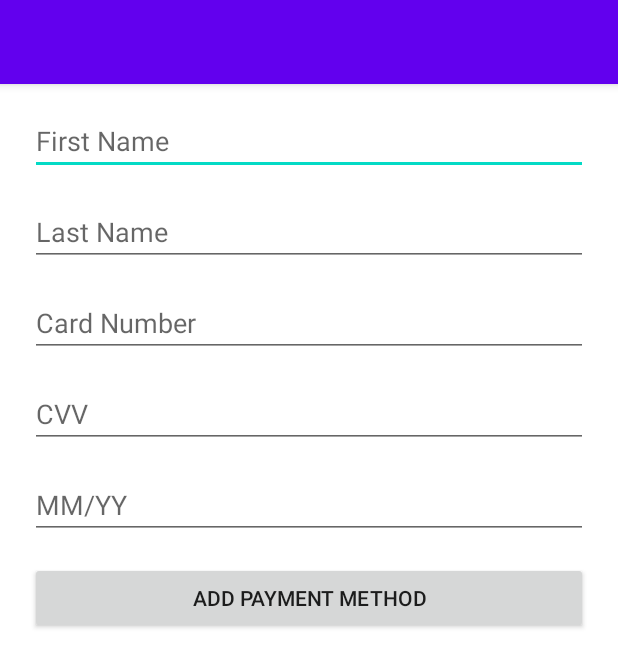
After one commit to GuoHM/Go2Shop, an Android app: the PaymentActivity screen opened directly, with no data from a screen before it, on a phone screen of 412 x 824 dp. The commit adds this screen. Shown: the top 667 px of the screen. Run offline under Robolectric (Android 15) with nearby library versions, the light colour scheme and no system bars; network calls fail.

Commit message:
Added Payment screen and FLAG_SECURE

```diff
--- a/Go2Shop/app/src/main/AndroidManifest.xml
+++ b/Go2Shop/app/src/main/AndroidManifest.xml
@@ -24,6 +24,17 @@
                 <category android:name="android.intent.category.LAUNCHER" />
             </intent-filter>
         </activity>
+        <activity
+            android:name=".PaymentActivity"
+            android:exported="true"
+            android:label="@string/app_name"
+            android:theme="@style/Theme.Go2Shop.NoActionBar">
+            <intent-filter>
+                <action android:name="android.intent.action.MAIN" />
+
+                <category android:name="android.intent.category.LAUNCHER" />
+            </intent-filter>
+        </activity>
     </application>
 
 </manifest>
--- a/Go2Shop/app/src/main/java/com/go2shop/MainActivity.java
+++ b/Go2Shop/app/src/main/java/com/go2shop/MainActivity.java
@@ -1,9 +1,11 @@
 package com.go2shop;
 
+import android.content.Intent;
 import android.os.Bundle;
 import android.util.Log;
 import android.view.Menu;
 import android.view.MenuItem;
+import android.view.WindowManager;
 import android.widget.ArrayAdapter;
 import android.widget.ListView;
 
@@ -93,6 +95,12 @@ public class MainActivity extends AppCompatActivity {
         });
     }
 
+    @Override
+    protected void onResume() {
+        super.onResume();
+        getWindow().clearFlags(WindowManager.LayoutParams.FLAG_SECURE);
+    }
+
     private void createView(ArrayList<String> productList, ListView listView) {
         ArrayAdapter arrayAdapter = new ArrayAdapter(this, android.R.layout.simple_list_item_1, productList);
         listView.setAdapter(arrayAdapter);
@@ -113,7 +121,10 @@ public class MainActivity extends AppCompatActivity {
         int id = item.getItemId();
 
         //noinspection SimplifiableIfStatement
-        if (id == R.id.action_settings) {
+        if (id == R.id.action_payment) {
+            this.startActivity(new Intent(this, PaymentActivity.class));
+            return true;
+        } else if (id == R.id.action_settings) {
             return true;
         }
 
--- /dev/null
+++ b/Go2Shop/app/src/main/java/com/go2shop/PaymentActivity.java
@@ -0,0 +1,22 @@
+package com.go2shop;
+
+import android.os.Bundle;
+import android.view.WindowManager;
+
+import androidx.annotation.Nullable;
+import androidx.appcompat.app.AppCompatActivity;
+
+public class PaymentActivity extends AppCompatActivity {
+
+    @Override
+    protected void onCreate(@Nullable Bundle savedInstanceState) {
+        super.onCreate(savedInstanceState);
+        setContentView(R.layout.activity_payment);
+    }
+
+    @Override
+    protected void onResume() {
+        super.onResume();
+        getWindow().setFlags(WindowManager.LayoutParams.FLAG_SECURE, WindowManager.LayoutParams.FLAG_SECURE);
+    }
+}
--- /dev/null
+++ b/Go2Shop/app/src/main/res/layout/activity_payment.xml
@@ -0,0 +1,84 @@
+<?xml version="1.0" encoding="utf-8"?>
+<androidx.constraintlayout.widget.ConstraintLayout xmlns:android="http://schemas.android.com/apk/res/android"
+    xmlns:app="http://schemas.android.com/apk/res-auto"
+    android:layout_width="match_parent"
+    android:layout_height="match_parent">
+
+    <com.google.android.material.appbar.AppBarLayout
+        android:id="@+id/paymentAppBarLayout"
+        android:layout_width="0dp"
+        android:layout_height="wrap_content"
+        android:theme="@style/Theme.Go2Shop.AppBarOverlay"
+        app:layout_constraintEnd_toEndOf="parent"
+        app:layout_constraintStart_toStartOf="parent"
+        app:layout_constraintTop_toTopOf="parent">
+
+        <androidx.appcompat.widget.Toolbar
+            android:id="@+id/paymentToolbar"
+            android:layout_width="wrap_content"
+            android:layout_height="wrap_content"
+            android:background="?attr/colorPrimary"
+            app:popupTheme="@style/Theme.Go2Shop.PopupOverlay" />
+
+    </com.google.android.material.appbar.AppBarLayout>
+
+    <androidx.appcompat.widget.AppCompatEditText
+        android:id="@+id/firstNameEditText"
+        android:layout_width="match_parent"
+        android:layout_height="wrap_content"
+        android:layout_marginHorizontal="20dp"
+        android:layout_marginVertical="15dp"
+        android:hint="@string/first_name"
+        app:layout_constraintStart_toStartOf="parent"
+        app:layout_constraintTop_toBottomOf="@id/paymentAppBarLayout" />
+
+    <androidx.appcompat.widget.AppCompatEditText
+        android:id="@+id/lastNameEditText"
+        android:layout_width="match_parent"
+        android:layout_height="wrap_content"
+        android:layout_marginHorizontal="20dp"
+        android:layout_marginVertical="15dp"
+        android:hint="@string/last_name"
+        app:layout_constraintStart_toStartOf="parent"
+        app:layout_constraintTop_toBottomOf="@id/firstNameEditText" />
+
+    <androidx.appcompat.widget.AppCompatEditText
+        android:id="@+id/cardNumberEditText"
+        android:layout_width="match_parent"
+        android:layout_height="wrap_content"
+        android:layout_marginHorizontal="20dp"
+        android:layout_marginVertical="15dp"
+        android:hint="@string/card_number"
+        app:layout_constraintStart_toStartOf="parent"
+        app:layout_constraintTop_toBottomOf="@id/lastNameEditText" />
+
+    <androidx.appcompat.widget.AppCompatEditText
+        android:id="@+id/cvvEditText"
+        android:layout_width="match_parent"
+        android:layout_height="wrap_content"
+        android:layout_marginHorizontal="20dp"
+        android:layout_marginVertical="15dp"
+        android:hint="@string/cvv"
+        app:layout_constraintStart_toStartOf="parent"
+        app:layout_constraintTop_toBottomOf="@id/cardNumberEditText" />
+
+    <androidx.appcompat.widget.AppCompatEditText
+        android:id="@+id/expiryEditText"
+        android:layout_width="match_parent"
+        android:layout_height="wrap_content"
+        android:layout_marginHorizontal="20dp"
+        android:layout_marginVertical="15dp"
+        android:hint="@string/expiry"
+        app:layout_constraintStart_toStartOf="parent"
+        app:layout_constraintTop_toBottomOf="@id/cvvEditText" />
+
+    <androidx.appcompat.widget.AppCompatButton
+        android:layout_width="match_parent"
+        android:layout_height="wrap_content"
+        android:layout_marginHorizontal="20dp"
+        android:layout_marginVertical="15dp"
+        android:text="@string/add_payment_method"
+        app:layout_constraintStart_toStartOf="parent"
+        app:layout_constraintTop_toBottomOf="@id/expiryEditText" />
+
+</androidx.constraintlayout.widget.ConstraintLayout>
--- a/Go2Shop/app/src/main/res/menu/menu_main.xml
+++ b/Go2Shop/app/src/main/res/menu/menu_main.xml
@@ -7,4 +7,9 @@
         android:orderInCategory="100"
         android:title="@string/action_settings"
         app:showAsAction="never" />
+    <item
+        android:id="@+id/action_payment"
+        android:orderInCategory="100"
+        android:title="@string/action_payment"
+        app:showAsAction="never" />
 </menu>
--- a/Go2Shop/app/src/main/res/values/strings.xml
+++ b/Go2Shop/app/src/main/res/values/strings.xml
@@ -1,6 +1,7 @@
 <resources>
     <string name="app_name">Go2Shop</string>
     <string name="action_settings">Settings</string>
+    <string name="action_payment">Payment</string>
     <!-- Strings used for fragments for navigation -->
     <string name="first_fragment_label">First Fragment</string>
     <string name="second_fragment_label">Second Fragment</string>
@@ -9,4 +10,11 @@
 
     <string name="hello_first_fragment">Hello first fragment</string>
     <string name="hello_second_fragment">Hello second fragment. Arg: %1$s</string>
+
+    <string name="first_name">First Name</string>
+    <string name="last_name">Last Name</string>
+    <string name="card_number">Card Number</string>
+    <string name="cvv">CVV</string>
+    <string name="expiry">MM/YY</string>
+    <string name="add_payment_method">Add Payment Method</string>
 </resources>
```
